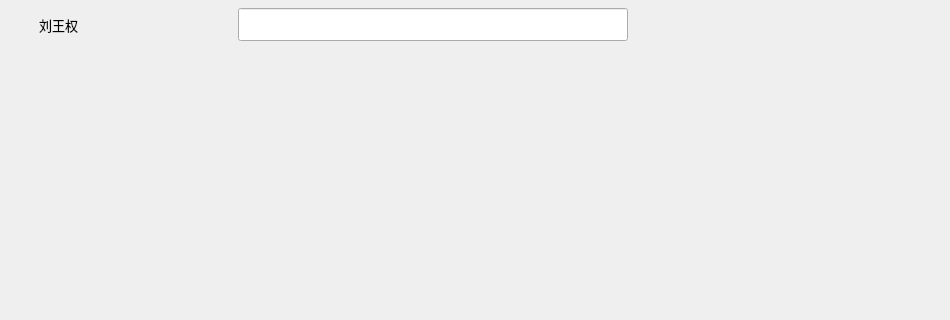
This is mainwindow.ui in WangQuanLiu/WeCloud as Qt 5 draws it before an edit; both pictures show x 0 to 950 and y 0 to 320 of the 950 by 600 pixel window. The edited form follows.
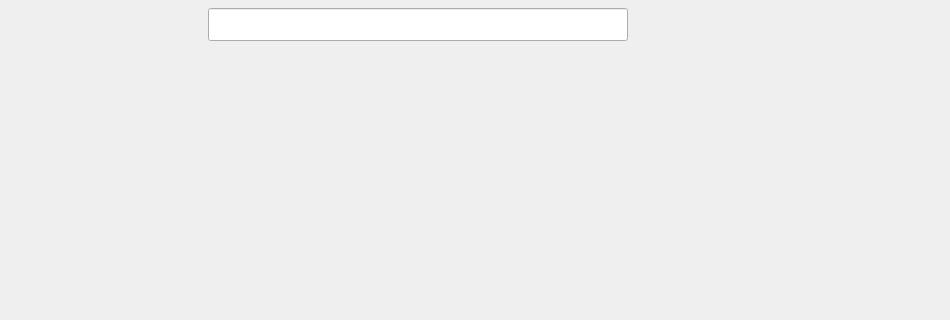
This is the edited form.

Diff of the .ui file:
```diff
--- a/mainwindow.ui
+++ b/mainwindow.ui
@@ -67,21 +67,33 @@
          </property>
          <property name="sizeHint" stdset="0">
           <size>
-           <width>30</width>
+           <width>4</width>
            <height>20</height>
           </size>
          </property>
         </spacer>
        </item>
        <item>
-        <widget class="QLabel" name="label">
+        <widget class="QLabel" name="labelAccountPicture">
+         <property name="minimumSize">
+          <size>
+           <width>35</width>
+           <height>35</height>
+          </size>
+         </property>
+         <property name="maximumSize">
+          <size>
+           <width>35</width>
+           <height>35</height>
+          </size>
+         </property>
          <property name="font">
           <font>
            <pointsize>10</pointsize>
           </font>
          </property>
          <property name="text">
-          <string>刘王权</string>
+          <string/>
          </property>
         </widget>
        </item>
```
